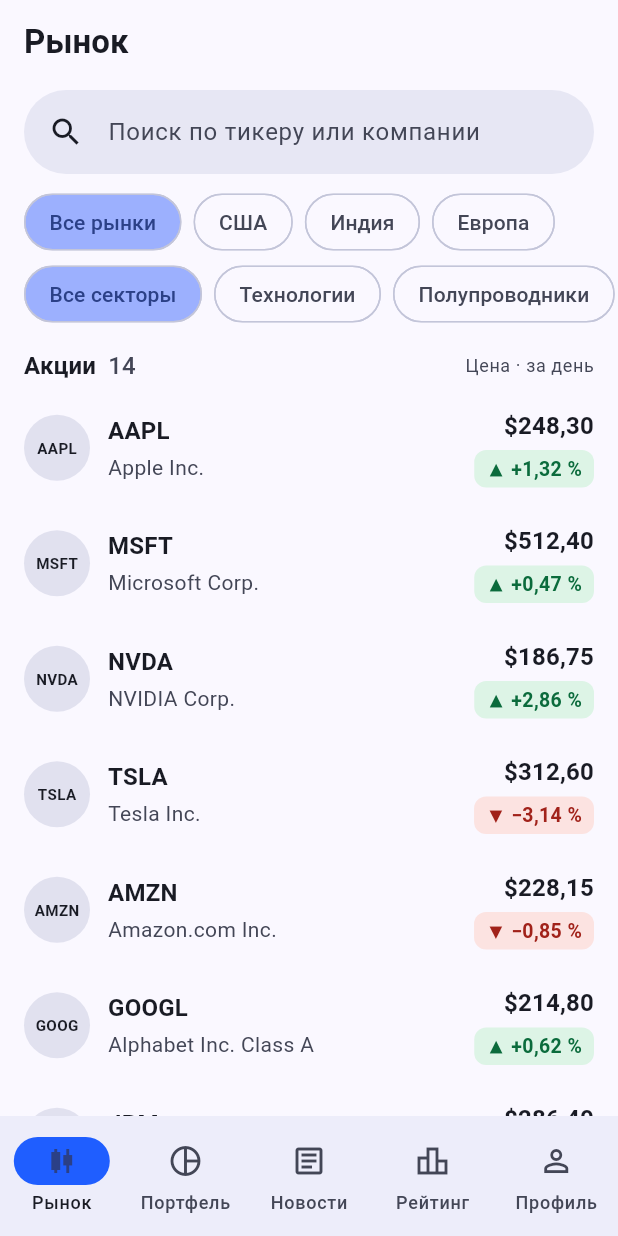
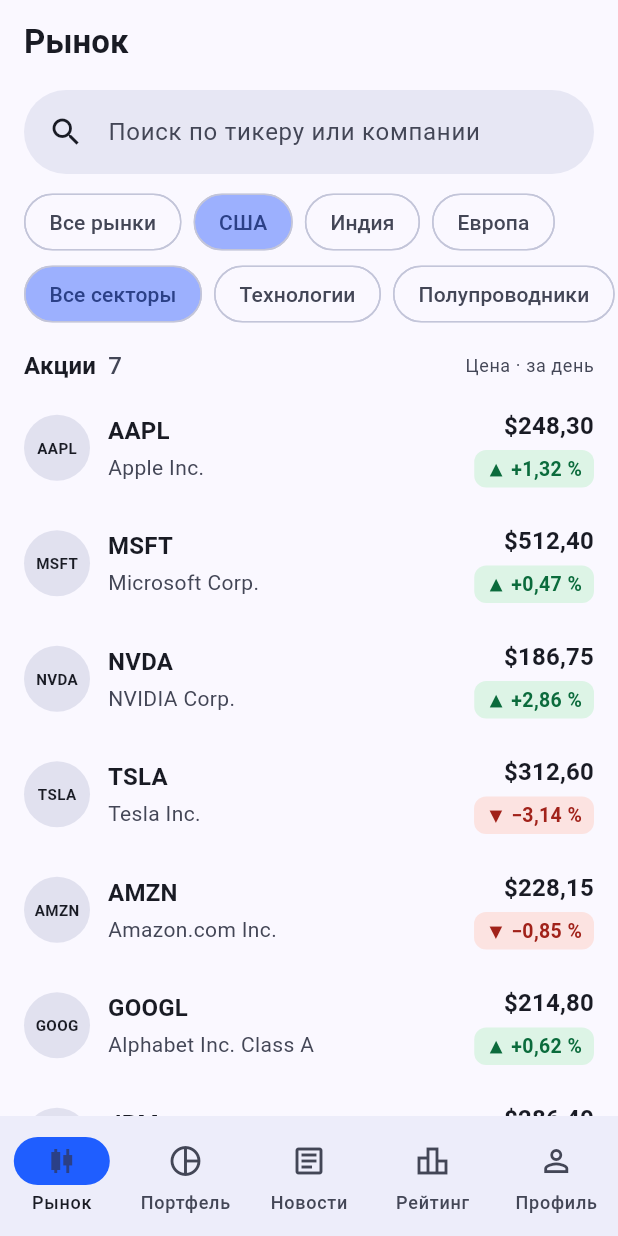
Before and after one commit to aristique/Trade-Arena, a Flutter app: the MarketScreen screen opened by its route, after a tap on "США", on a phone screen of 412 x 824 dp. Run offline on Flutter 3.47's test engine with Material 3 defaults, Android fonts, the phone set to English and light mode, and no system bars; our stand-ins replace fl_chart, go_router.

Commit message:
На рынке заработали поиск по тикеру и названию и фильтры по рынку и сектору

```diff
--- a/lib/screens/market_screen.dart
+++ b/lib/screens/market_screen.dart
@@ -7,35 +7,66 @@ import '../widgets/filter_chips_row.dart';
 import '../widgets/stock_tile.dart';
 
 /// Рынок: поиск, фильтры по рынку и сектору, список акций.
-class MarketScreen extends StatelessWidget {
+class MarketScreen extends StatefulWidget {
   const MarketScreen({super.key});
+
+  @override
+  State<MarketScreen> createState() => _MarketScreenState();
+}
+
+class _MarketScreenState extends State<MarketScreen> {
+  String _query = '';
+  int _marketIndex = 0; // 0 — все рынки, дальше по порядку Market.values
+  int _sectorIndex = 0; // 0 — все секторы, дальше по списку sectors
+
+  List<Asset> get _filtered {
+    final query = _query.trim().toLowerCase();
+    return assets.where((a) {
+      final matchesQuery =
+          a.symbol.toLowerCase().contains(query) ||
+          a.name.toLowerCase().contains(query);
+      final matchesMarket =
+          _marketIndex == 0 || a.market == Market.values[_marketIndex - 1];
+      final matchesSector =
+          _sectorIndex == 0 || a.sector == sectors[_sectorIndex - 1];
+      return matchesQuery && matchesMarket && matchesSector;
+    }).toList();
+  }
 
   @override
   Widget build(BuildContext context) {
     final scheme = Theme.of(context).colorScheme;
     final textTheme = Theme.of(context).textTheme;
+    final list = _filtered;
 
     return Scaffold(
       appBar: AppBar(title: const Text('Рынок')),
       body: Column(
         crossAxisAlignment: CrossAxisAlignment.start,
         children: [
-          const Padding(
-            padding: EdgeInsets.fromLTRB(16, 4, 16, 12),
+          Padding(
+            padding: const EdgeInsets.fromLTRB(16, 4, 16, 12),
             child: SearchBar(
               hintText: 'Поиск по тикеру или компании',
-              leading: Icon(Icons.search),
-              elevation: WidgetStatePropertyAll(0),
-              padding: WidgetStatePropertyAll(
+              leading: const Icon(Icons.search),
+              elevation: const WidgetStatePropertyAll(0),
+              padding: const WidgetStatePropertyAll(
                 EdgeInsets.symmetric(horizontal: 16),
               ),
+              onChanged: (value) => setState(() => _query = value),
             ),
           ),
           FilterChipsRow(
             labels: ['Все рынки', for (final m in Market.values) m.label],
+            selectedIndex: _marketIndex,
+            onSelected: (i) => setState(() => _marketIndex = i),
           ),
           const SizedBox(height: 8),
-          const FilterChipsRow(labels: ['Все секторы', ...sectors]),
+          FilterChipsRow(
+            labels: ['Все секторы', ...sectors],
+            selectedIndex: _sectorIndex,
+            onSelected: (i) => setState(() => _sectorIndex = i),
+          ),
           Padding(
             padding: const EdgeInsets.fromLTRB(16, 16, 16, 4),
             child: Row(
@@ -48,7 +79,7 @@ class MarketScreen extends StatelessWidget {
                 ),
                 const SizedBox(width: 8),
                 Text(
-                  '${assets.length}',
+                  '${list.length}',
                   style: textTheme.titleMedium?.copyWith(
                     color: scheme.onSurfaceVariant,
                   ),
@@ -64,13 +95,22 @@ class MarketScreen extends StatelessWidget {
             ),
           ),
           Expanded(
-            child: ListView.builder(
-              itemCount: assets.length,
-              itemBuilder: (context, index) => StockTile(
-                asset: assets[index],
-                onTap: () => context.push('/market/${assets[index].id}'),
-              ),
-            ),
+            child: list.isEmpty
+                ? Center(
+                    child: Text(
+                      'Ничего не найдено',
+                      style: textTheme.bodyLarge?.copyWith(
+                        color: scheme.onSurfaceVariant,
+                      ),
+                    ),
+                  )
+                : ListView.builder(
+                    itemCount: list.length,
+                    itemBuilder: (context, index) => StockTile(
+                      asset: list[index],
+                      onTap: () => context.push('/market/${list[index].id}'),
+                    ),
+                  ),
           ),
         ],
       ),
--- a/lib/widgets/filter_chips_row.dart
+++ b/lib/widgets/filter_chips_row.dart
@@ -1,16 +1,18 @@
 import 'package:flutter/material.dart';
 
-/// Горизонтальный ряд чипов-фильтров. На L2 выбор не меняется —
-/// выделен чип с индексом [selectedIndex].
+/// Горизонтальный ряд чипов-фильтров.
+/// Выделен чип [selectedIndex], нажатие сообщает индекс через [onSelected].
 class FilterChipsRow extends StatelessWidget {
   const FilterChipsRow({
     super.key,
     required this.labels,
     this.selectedIndex = 0,
+    this.onSelected,
   });
 
   final List<String> labels;
   final int selectedIndex;
+  final ValueChanged<int>? onSelected;
 
   @override
   Widget build(BuildContext context) {
@@ -24,7 +26,7 @@ class FilterChipsRow extends StatelessWidget {
         itemBuilder: (context, index) => ChoiceChip(
           label: Text(labels[index]),
           selected: index == selectedIndex,
-          onSelected: (_) {}, // фильтрация появится в следующих лабораторных
+          onSelected: (_) => onSelected?.call(index),
         ),
       ),
     );
```
